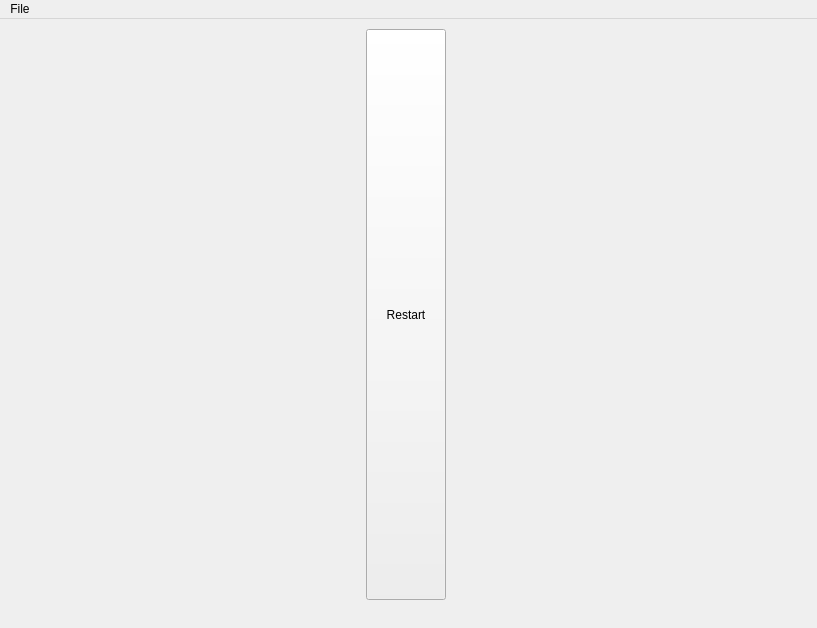
First picture: the form in src/view/game.ui, repository somedude72/minesweeper, before the edit.
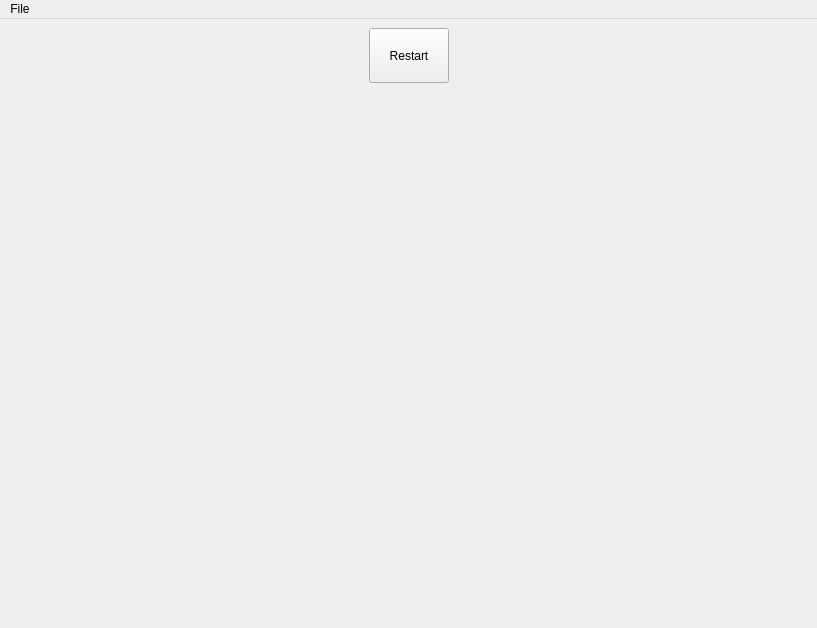
Second picture: the form after the edit.

The edit to the form file:
```diff
--- a/src/view/game.ui
+++ b/src/view/game.ui
@@ -29,41 +29,25 @@
    <property name="styleSheet">
     <string notr="true"/>
    </property>
-   <widget class="QWidget" name="verticalLayoutWidget">
-    <property name="geometry">
-     <rect>
-      <x>10</x>
-      <y>10</y>
-      <width>791</width>
-      <height>571</height>
-     </rect>
-    </property>
-    <layout class="QVBoxLayout" name="vbox" stretch="0,1">
-     <property name="spacing">
-      <number>-1</number>
-     </property>
-     <property name="sizeConstraint">
-      <enum>QLayout::SizeConstraint::SetDefaultConstraint</enum>
-     </property>
+   <layout class="QGridLayout" name="gridLayout">
+    <item row="0" column="0">
+     <layout class="QGridLayout" name="root_grid" rowstretch="0,0,0">
      <property name="leftMargin">
       <number>0</number>
      </property>
-     <item>
-      <layout class="QHBoxLayout" name="vbox_ctrl" stretch="2,1,2">
-       <item>
-        <spacer name="ctrl_spacer_left">
-         <property name="orientation">
-          <enum>Qt::Orientation::Horizontal</enum>
-         </property>
-         <property name="sizeHint" stdset="0">
-          <size>
-           <width>40</width>
-           <height>20</height>
-          </size>
-         </property>
-        </spacer>
-       </item>
-       <item>
+      <item row="2" column="0">
+       <layout class="QGridLayout" name="grid_board" rowstretch="0">
+        <property name="rightMargin">
+         <number>12</number>
+        </property>
+       </layout>
+      </item>
+      <item row="0" column="0">
+       <layout class="QGridLayout" name="grid_ctrl" columnstretch="0,1,0,1,0">
+        <property name="sizeConstraint">
+         <enum>QLayout::SizeConstraint::SetMaximumSize</enum>
+        </property>
+        <item row="0" column="2">
         <widget class="QPushButton" name="ctrl_button_restart">
          <property name="sizePolicy">
           <sizepolicy hsizetype="Maximum" vsizetype="Preferred">
@@ -82,7 +66,20 @@
          </property>
         </widget>
        </item>
-       <item>
+        <item row="0" column="1">
+         <spacer name="ctrl_spacer_left">
+          <property name="orientation">
+           <enum>Qt::Orientation::Horizontal</enum>
+          </property>
+          <property name="sizeHint" stdset="0">
+           <size>
+            <width>40</width>
+            <height>20</height>
+           </size>
+          </property>
+         </spacer>
+        </item>
+        <item row="0" column="3">
         <spacer name="ctrl_spacer_right">
          <property name="orientation">
           <enum>Qt::Orientation::Horizontal</enum>
@@ -100,11 +97,19 @@
        </item>
       </layout>
      </item>
-     <item>
-      <layout class="QGridLayout" name="vbox_board"/>
-     </item>
-    </layout>
-   </widget>
+      <item row="1" column="0">
+       <widget class="QWidget" name="widget" native="true">
+        <property name="sizePolicy">
+         <sizepolicy hsizetype="Preferred" vsizetype="Expanding">
+          <horstretch>0</horstretch>
+          <verstretch>0</verstretch>
+         </sizepolicy>
+        </property>
+       </widget>
+      </item>
+     </layout>
+    </item>
+   </layout>
   </widget>
   <widget class="QMenuBar" name="menu">
    <property name="geometry">
```
Lines whose indentation alone changed are shown as unchanged.
